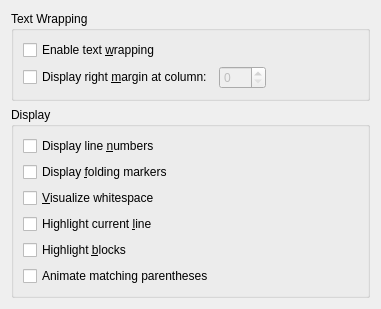
The window that src/plugins/texteditor/displaysettingspage.ui (qt-creator/qt-creator) describes before a commit, drawn with Qt 5.
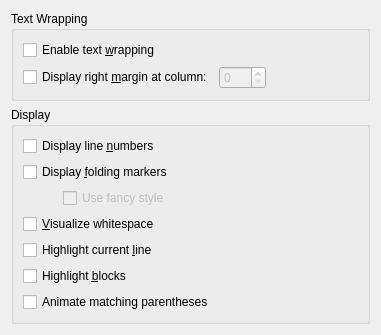
The same window after the commit.

Commit message: support old-fashioned +/- folding bar, but improved

```diff
--- a/src/plugins/texteditor/displaysettingspage.ui
+++ b/src/plugins/texteditor/displaysettingspage.ui
@@ -7,7 +7,7 @@
     <x>0</x>
     <y>0</y>
     <width>381</width>
-    <height>302</height>
+    <height>335</height>
    </rect>
   </property>
   <property name="windowTitle">
@@ -32,22 +32,52 @@
      <property name="title">
       <string>Display</string>
      </property>
-     <layout class="QGridLayout" name="gridLayout_2">
-      <item row="0" column="0">
+     <layout class="QVBoxLayout" name="verticalLayout">
+      <item>
        <widget class="QCheckBox" name="displayLineNumbers">
         <property name="text">
          <string>Display line &amp;numbers</string>
         </property>
        </widget>
       </item>
-      <item row="1" column="0">
+      <item>
        <widget class="QCheckBox" name="displayFoldingMarkers">
         <property name="text">
          <string>Display &amp;folding markers</string>
         </property>
        </widget>
       </item>
-      <item row="2" column="0">
+      <item>
+       <layout class="QHBoxLayout" name="horizontalLayout_2">
+        <item>
+         <spacer name="horizontalSpacer_2">
+          <property name="orientation">
+           <enum>Qt::Horizontal</enum>
+          </property>
+          <property name="sizeType">
+           <enum>QSizePolicy::Fixed</enum>
+          </property>
+          <property name="sizeHint" stdset="0">
+           <size>
+            <width>40</width>
+            <height>20</height>
+           </size>
+          </property>
+         </spacer>
+        </item>
+        <item>
+         <widget class="QCheckBox" name="fancyFoldingBar">
+          <property name="enabled">
+           <bool>false</bool>
+          </property>
+          <property name="text">
+           <string>Use fancy style</string>
+          </property>
+         </widget>
+        </item>
+       </layout>
+      </item>
+      <item>
        <widget class="QCheckBox" name="visualizeWhitespace">
         <property name="toolTip">
          <string>Show tabs and spaces.</string>
@@ -57,21 +87,21 @@
         </property>
        </widget>
       </item>
-      <item row="3" column="0">
+      <item>
        <widget class="QCheckBox" name="highlightCurrentLine">
         <property name="text">
          <string>Highlight current &amp;line</string>
         </property>
        </widget>
       </item>
-      <item row="4" column="0">
+      <item>
        <widget class="QCheckBox" name="highlightBlocks">
         <property name="text">
          <string>Highlight &amp;blocks</string>
         </property>
        </widget>
       </item>
-      <item row="5" column="0">
+      <item>
        <widget class="QCheckBox" name="animateMatchingParentheses">
         <property name="text">
          <string>Animate matching parentheses</string>
```
Left out of the diff: 24 changed lines with no effect on the pictures. The commit also changes 6 other files.
